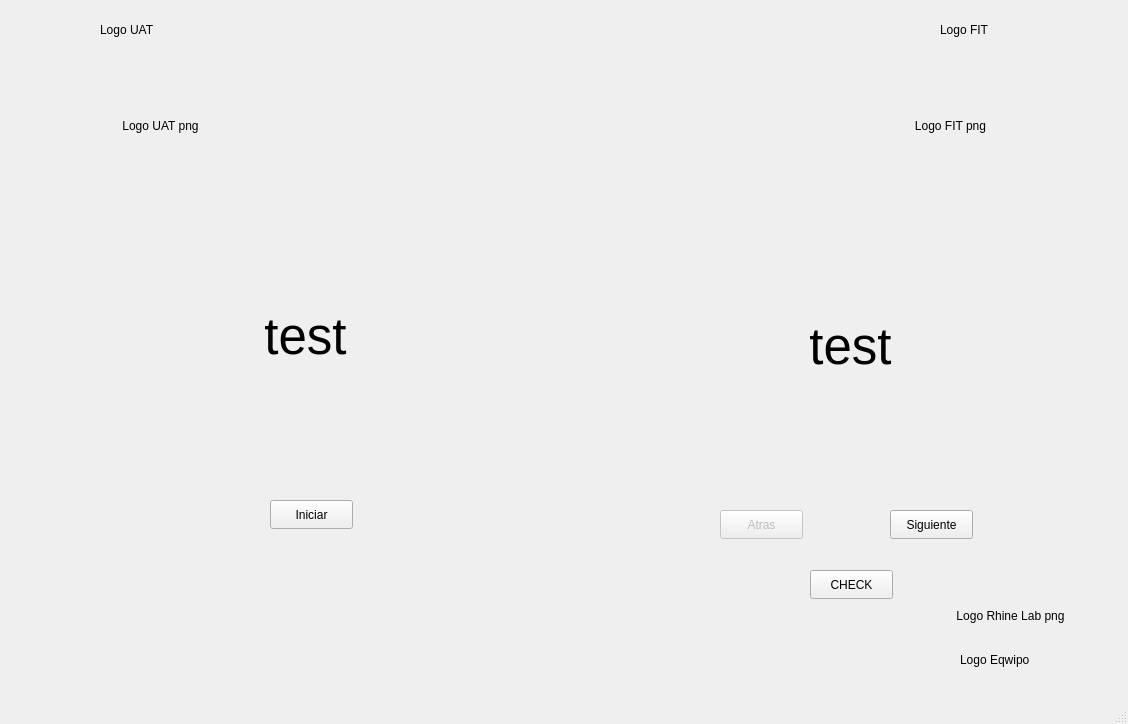
Above: Unidad 2/P_12_CompareImage.ui from badillovictor/PIP_2024_1_VMBG before the change. Below: the same form after it.
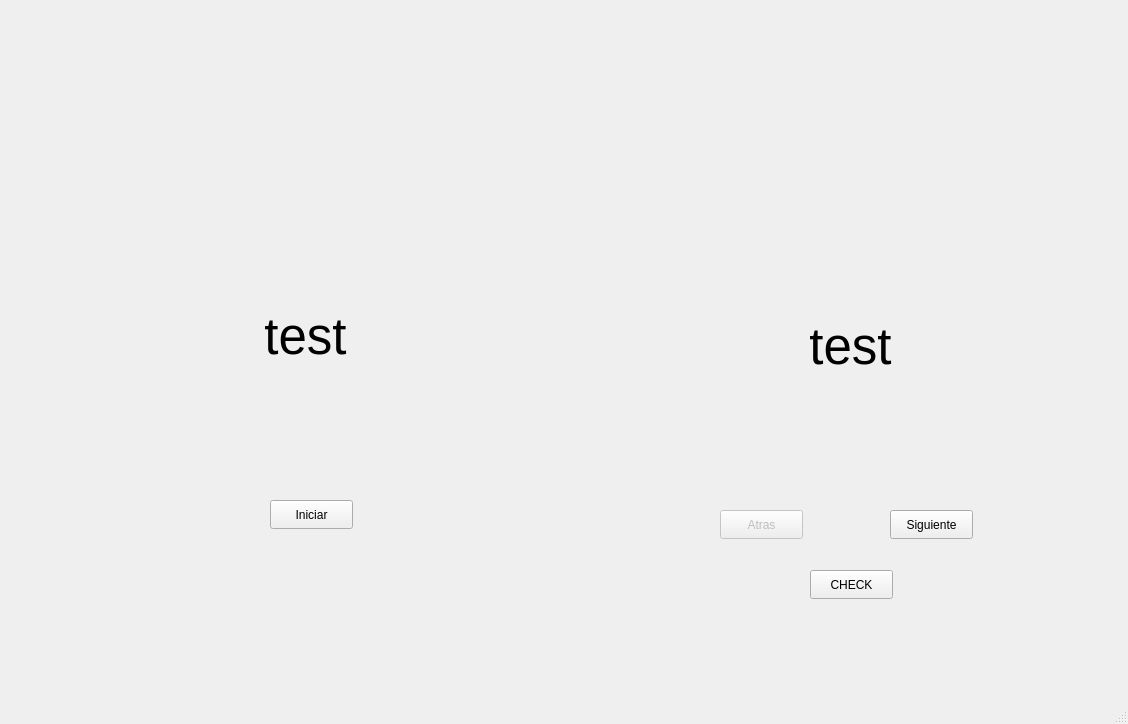
That is the form after the change. Icons and pictures are not drawn.

Patch:
```diff
--- a/Unidad 2/P_12_CompareImage.ui
+++ b/Unidad 2/P_12_CompareImage.ui
@@ -14,45 +14,6 @@
    <string>MainWindow</string>
   </property>
   <widget class="QWidget" name="centralwidget">
-   <widget class="QLabel" name="label">
-    <property name="geometry">
-     <rect>
-      <x>100</x>
-      <y>20</y>
-      <width>63</width>
-      <height>20</height>
-     </rect>
-    </property>
-    <property name="text">
-     <string>Logo UAT</string>
-    </property>
-   </widget>
-   <widget class="QLabel" name="label_2">
-    <property name="geometry">
-     <rect>
-      <x>940</x>
-      <y>20</y>
-      <width>63</width>
-      <height>20</height>
-     </rect>
-    </property>
-    <property name="text">
-     <string>Logo FIT</string>
-    </property>
-   </widget>
-   <widget class="QLabel" name="label_3">
-    <property name="geometry">
-     <rect>
-      <x>960</x>
-      <y>650</y>
-      <width>91</width>
-      <height>20</height>
-     </rect>
-    </property>
-    <property name="text">
-     <string>Logo Eqwipo</string>
-    </property>
-   </widget>
    <widget class="QLabel" name="lblPlayer">
     <property name="geometry">
      <rect>
@@ -70,53 +31,8 @@
     <property name="text">
      <string>test</string>
     </property>
-    <property name="alignment">
-     <set>Qt::AlignCenter</set>
-    </property>
-   </widget>
-   <widget class="QLabel" name="label_4">
-    <property name="geometry">
-     <rect>
-      <x>60</x>
-      <y>50</y>
-      <width>201</width>
-      <height>151</height>
-     </rect>
-    </property>
-    <property name="text">
-     <string>Logo UAT png</string>
-    </property>
-    <property name="alignment">
-     <set>Qt::AlignCenter</set>
-    </property>
-   </widget>
-   <widget class="QLabel" name="label_5">
-    <property name="geometry">
-     <rect>
-      <x>850</x>
-      <y>50</y>
-      <width>201</width>
-      <height>151</height>
-     </rect>
-    </property>
-    <property name="text">
-     <string>Logo FIT png</string>
-    </property>
-    <property name="alignment">
-     <set>Qt::AlignCenter</set>
-    </property>
-   </widget>
-   <widget class="QLabel" name="label_6">
-    <property name="geometry">
-     <rect>
-      <x>930</x>
-      <y>570</y>
-      <width>161</width>
-      <height>91</height>
-     </rect>
-    </property>
-    <property name="text">
-     <string>Logo Rhine Lab png</string>
+    <property name="scaledContents">
+     <bool>true</bool>
     </property>
     <property name="alignment">
      <set>Qt::AlignCenter</set>
@@ -198,6 +114,63 @@
      <string>Iniciar</string>
     </property>
    </widget>
+   <widget class="QLabel" name="label_10">
+    <property name="geometry">
+     <rect>
+      <x>970</x>
+      <y>10</y>
+      <width>141</width>
+      <height>51</height>
+     </rect>
+    </property>
+    <property name="text">
+     <string/>
+    </property>
+    <property name="pixmap">
+     <pixmap resource="../Imagenes/resources.qrc">:/Logos/LogoFIT.jpg</pixmap>
+    </property>
+    <property name="scaledContents">
+     <bool>true</bool>
+    </property>
+   </widget>
+   <widget class="QLabel" name="label_12">
+    <property name="geometry">
+     <rect>
+      <x>980</x>
+      <y>610</y>
+      <width>141</width>
+      <height>51</height>
+     </rect>
+    </property>
+    <property name="text">
+     <string/>
+    </property>
+    <property name="pixmap">
+     <pixmap resource="../Imagenes/resources.qrc">:/Logos/RhineLab.jpg</pixmap>
+    </property>
+    <property name="scaledContents">
+     <bool>true</bool>
+    </property>
+   </widget>
+   <widget class="QLabel" name="label_11">
+    <property name="geometry">
+     <rect>
+      <x>10</x>
+      <y>10</y>
+      <width>111</width>
+      <height>61</height>
+     </rect>
+    </property>
+    <property name="text">
+     <string/>
+    </property>
+    <property name="pixmap">
+     <pixmap resource="../Imagenes/resources.qrc">:/Logos/LogoUAT.png</pixmap>
+    </property>
+    <property name="scaledContents">
+     <bool>true</bool>
+    </property>
+   </widget>
   </widget>
   <widget class="QMenuBar" name="menubar">
    <property name="geometry">
```
Left out of the diff: 6 changed lines with no effect on the pictures.
